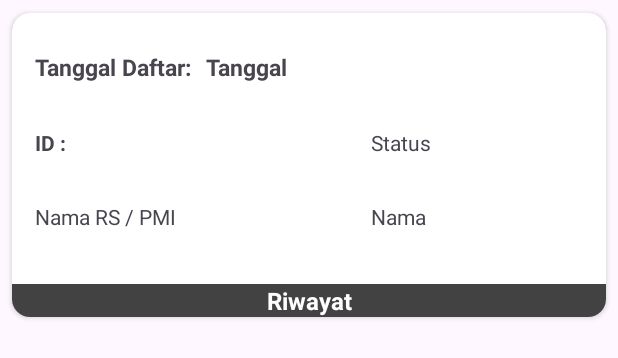
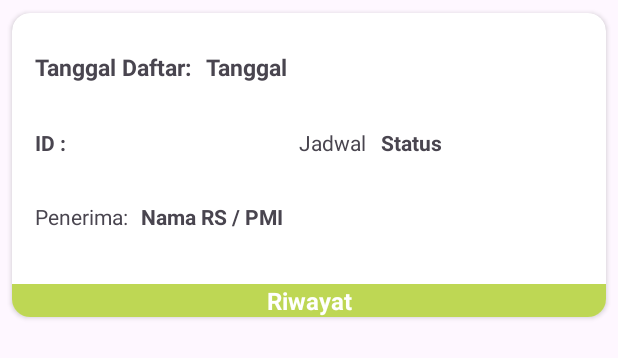
Before and after one commit to mdhkrmd/donorin, an Android app: the layout rv_riwayat_item.xml on its own in the app's theme, with its tools: preview values and no code run, on a phone screen of 412 x 824 dp. Shown: the top 358 px of the screen. Run offline under Robolectric (Android 15) with nearby library versions, the phone set to English and light mode, and no system bars.

Commit message:
update xml riwayat

```diff
--- a/app/src/main/res/layout/rv_riwayat_item.xml
+++ b/app/src/main/res/layout/rv_riwayat_item.xml
@@ -62,11 +62,17 @@
                     android:layout_marginLeft="5dp"/>
 
                 <TextView
+                    android:layout_width="wrap_content"
+                    android:layout_height="wrap_content"
+                    android:layout_marginLeft="150dp"
+                    android:text="Jadwal"/>
+                <TextView
                     android:id="@+id/txtStatus"
                     android:layout_width="wrap_content"
                     android:layout_height="wrap_content"
-                    android:layout_marginLeft="198dp"
-                    android:text="Status" />
+                    android:layout_marginLeft="10dp"
+                    android:text="Status"
+                    android:textStyle="bold"/>
 
             </LinearLayout>
 
@@ -77,18 +83,24 @@
                 android:layout_marginTop="30dp">
 
                 <TextView
+                    android:layout_width="wrap_content"
+                    android:layout_height="wrap_content"
+                    android:text="Penerima: "
+                    android:layout_marginLeft="15dp"/>
+                <TextView
                     android:id="@+id/txtRspmi"
                     android:layout_width="wrap_content"
                     android:layout_height="wrap_content"
                     android:text="Nama RS / PMI"
-                    android:layout_marginLeft="15dp"/>
+                    android:layout_marginLeft="5dp"
+                    android:textStyle="bold"/>
 
-                <TextView
-                    android:id="@+id/txtNama"
-                    android:layout_width="wrap_content"
-                    android:layout_height="wrap_content"
-                    android:text="Nama"
-                    android:layout_marginLeft="130dp"/>
+<!--                <TextView-->
+<!--                    android:id="@+id/txtNama"-->
+<!--                    android:layout_width="wrap_content"-->
+<!--                    android:layout_height="match_parent"-->
+<!--                    android:layout_marginLeft="130dp"-->
+<!--                    android:text="Nama" />-->
 
 
             </LinearLayout>
@@ -102,7 +114,7 @@
             android:layout_alignParentStart="true"
             android:layout_alignParentEnd="true"
             android:layout_alignParentBottom="true"
-            android:background="@color/cardview_dark_background"
+            android:background="#BED754"
             android:gravity="center"
             android:text="Riwayat"
             android:textColor="@color/white"
```
Also changed, not shown: app/src/main/java/com/example/donorin/riwayatAdapter.java (+26 -3 lines).
